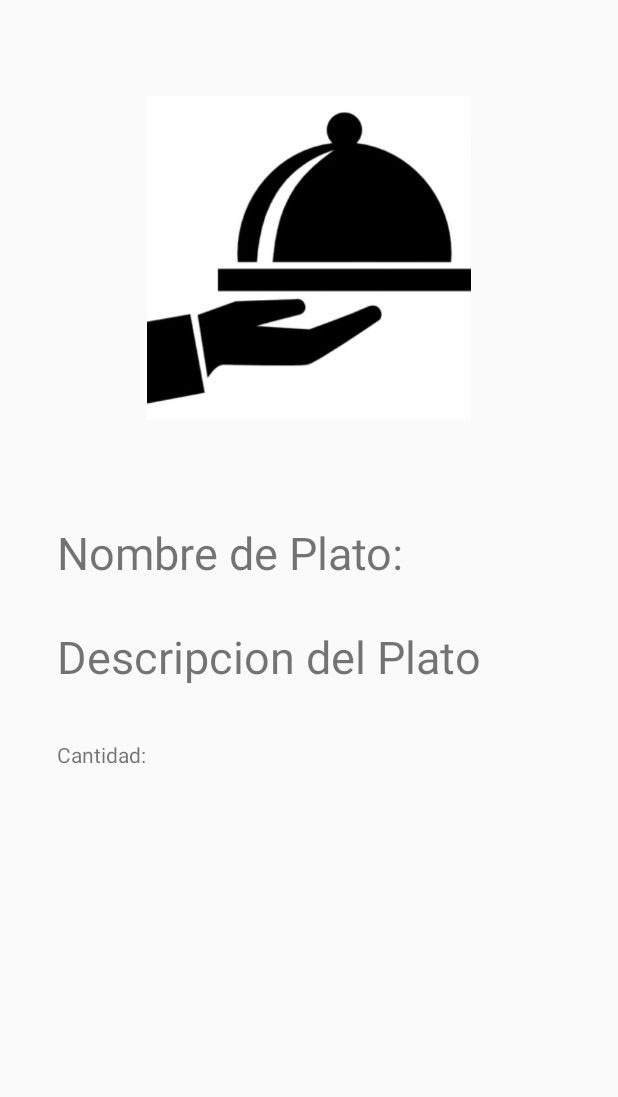
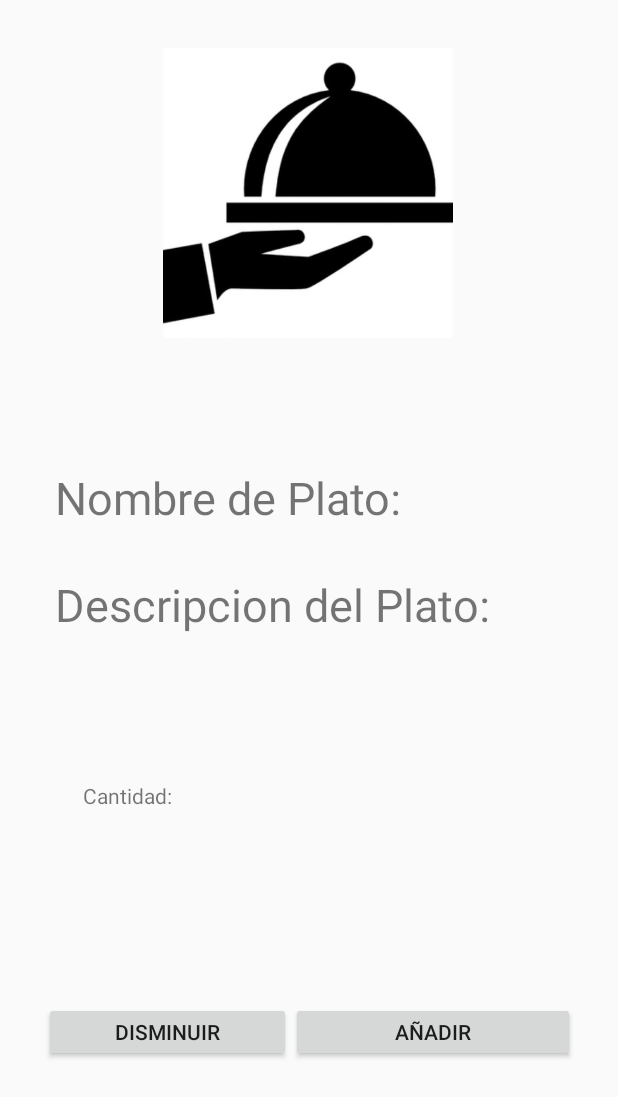
Before and after one commit to CarlosLuis-7/Comidas-APP2-, an Android app: the layout activity_detalle_menu.xml on its own in the app's theme, with its tools: preview values and no code run, on a phone screen of 412 x 824 dp. Shown: the top 1097 px of the screen. Run offline under Robolectric (Android 15) with nearby library versions, the phone set to English and light mode, and no system bars.

Commit message:
detalleMenu-21:30

```diff
--- a/app/src/main/res/layout/activity_detalle_menu.xml
+++ b/app/src/main/res/layout/activity_detalle_menu.xml
@@ -8,25 +8,26 @@
 
     <ImageView
         android:id="@+id/imageView"
-        android:layout_width="225dp"
-        android:layout_height="216dp"
-        android:layout_marginTop="64dp"
+        android:layout_width="248dp"
+        android:layout_height="193dp"
+        android:layout_marginTop="32dp"
         app:layout_constraintEnd_toEndOf="parent"
+        app:layout_constraintHorizontal_bias="0.496"
         app:layout_constraintStart_toStartOf="parent"
         app:layout_constraintTop_toTopOf="parent"
         app:srcCompat="@drawable/comida" />
 
     <LinearLayout
-        android:layout_width="335dp"
-        android:layout_height="272dp"
-        android:layout_marginTop="68dp"
+        android:id="@+id/linearLayout2"
+        android:layout_width="339dp"
+        android:layout_height="165dp"
+        android:layout_marginBottom="140dp"
         android:orientation="vertical"
         app:layout_constraintBottom_toBottomOf="parent"
         app:layout_constraintEnd_toEndOf="parent"
-        app:layout_constraintHorizontal_bias="0.494"
         app:layout_constraintStart_toStartOf="parent"
         app:layout_constraintTop_toBottomOf="@+id/imageView"
-        app:layout_constraintVertical_bias="0.0">
+        app:layout_constraintVertical_bias="0.294">
 
         <TextView
             android:id="@+id/textView3"
@@ -38,13 +39,13 @@
         <TextView
             android:id="@+id/txtNombrePlato"
             android:layout_width="match_parent"
-            android:layout_height="34dp" />
+            android:layout_height="36dp" />
 
         <TextView
             android:id="@+id/textView6"
             android:layout_width="match_parent"
             android:layout_height="40dp"
-            android:text="Descripcion del Plato"
+            android:text="Descripcion del Plato:"
             android:textSize="30dp" />
 
         <TextView
@@ -52,11 +53,55 @@
             android:layout_width="match_parent"
             android:layout_height="36dp" />
 
+    </LinearLayout>
+
+    <LinearLayout
+        android:layout_width="354dp"
+        android:layout_height="40dp"
+        android:orientation="horizontal"
+        app:layout_constraintBottom_toBottomOf="parent"
+        app:layout_constraintEnd_toEndOf="parent"
+        app:layout_constraintStart_toStartOf="parent"
+        app:layout_constraintTop_toBottomOf="@+id/linearLayout3">
+
+        <Button
+            android:id="@+id/btnDisminuir"
+            android:layout_width="wrap_content"
+            android:layout_height="wrap_content"
+            android:layout_weight="1"
+            android:text="Disminuir" />
+
+        <Button
+            android:id="@+id/btnAumentar"
+            android:layout_width="118dp"
+            android:layout_height="wrap_content"
+            android:layout_weight="1"
+            android:text="Añadir" />
+
+    </LinearLayout>
+
+    <LinearLayout
+        android:id="@+id/linearLayout3"
+        android:layout_width="301dp"
+        android:layout_height="31dp"
+        android:layout_marginTop="44dp"
+        android:orientation="horizontal"
+        app:layout_constraintEnd_toEndOf="parent"
+        app:layout_constraintHorizontal_bias="0.497"
+        app:layout_constraintStart_toStartOf="parent"
+        app:layout_constraintTop_toBottomOf="@+id/linearLayout2">
+
         <TextView
-            android:id="@+id/textView8"
-            android:layout_width="match_parent"
-            android:layout_height="31dp"
+            android:layout_width="wrap_content"
+            android:layout_height="wrap_content"
+            android:layout_weight="1"
             android:text="Cantidad:" />
 
+        <TextView
+            android:id="@+id/txtCantidad1"
+            android:layout_width="wrap_content"
+            android:layout_height="wrap_content"
+            android:layout_weight="1" />
     </LinearLayout>
+
 </androidx.constraintlayout.widget.ConstraintLayout>
--- a/app/src/main/res/layout/activity_menu.xml
+++ b/app/src/main/res/layout/activity_menu.xml
@@ -35,6 +35,7 @@
                 android:layout_height="match_parent"
                 android:layout_weight="1"
                 android:contentDescription="@string/todo"
+                android:onClick="EnviarDatosPlato1"
                 app:srcCompat="@drawable/seco_guanta" />
 
             <LinearLayout
@@ -83,6 +84,7 @@
                 android:layout_width="338dp"
                 android:layout_height="match_parent"
                 android:layout_weight="1"
+                android:onClick="EnviarDatosPlato2"
                 app:srcCompat="@drawable/seco_pollo" />
 
             <LinearLayout
@@ -128,6 +130,7 @@
                 android:layout_height="wrap_content"
                 android:layout_weight="1"
                 android:contentDescription="@string/todo"
+                android:onClick="EnviarDatosPlato3"
                 app:srcCompat="@drawable/fritada" />
 
             <LinearLayout
@@ -172,6 +175,7 @@
                 android:layout_width="338dp"
                 android:layout_height="match_parent"
                 android:layout_weight="1"
+                android:onClick="EnviarDatosPlato4"
                 app:srcCompat="@drawable/ceviche_camaron" />
 
             <LinearLayout
```
Also changed, not shown: app/src/main/AndroidManifest.xml (+9 -4 lines), app/src/main/java/com/example/comidas_app_/DetalleMenu.java (+51 -14 lines), app/src/main/java/com/example/comidas_app_/Menu.java (+52 -9 lines), app/src/main/res/drawable/carrito.png (added), app/src/main/res/drawable/store.png (added).
